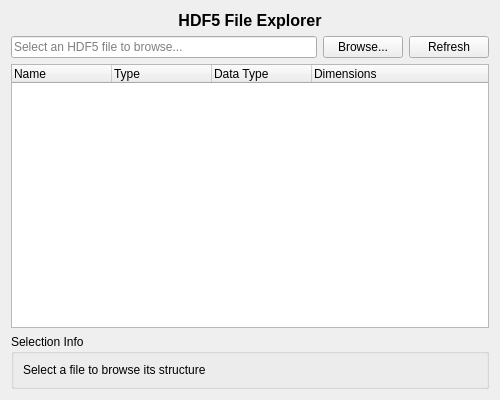
First picture: the form in src/WhiskerToolbox/HDF5Explorer_Widget/HDF5Explorer_Widget.ui, repository paulmthompson/WhiskerToolbox, before the edit.
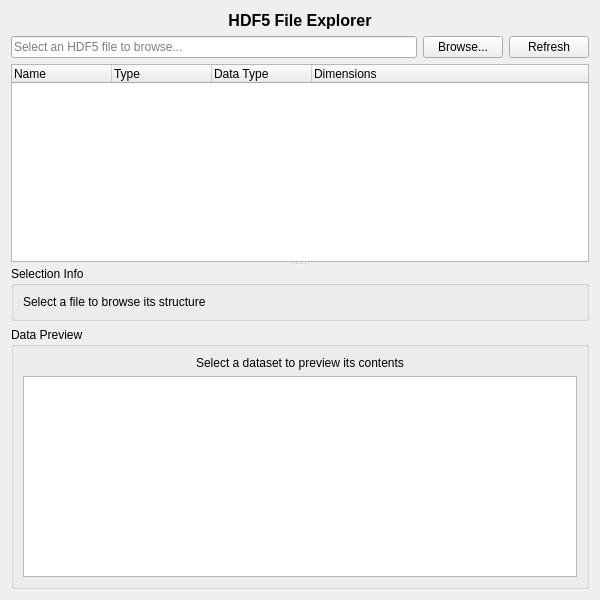
Second picture: the form after the edit.

Commit message: HDF5 explorer has lazy evaluated table for loading in data

```diff
--- a/src/WhiskerToolbox/HDF5Explorer_Widget/HDF5Explorer_Widget.ui
+++ b/src/WhiskerToolbox/HDF5Explorer_Widget/HDF5Explorer_Widget.ui
@@ -6,8 +6,8 @@
    <rect>
     <x>0</x>
     <y>0</y>
-    <width>500</width>
-    <height>400</height>
+    <width>600</width>
+    <height>600</height>
    </rect>
   </property>
   <property name="windowTitle">
@@ -65,6 +65,10 @@
     </layout>
    </item>
    <item>
+    <widget class="QSplitter" name="mainSplitter">
+     <property name="orientation">
+      <enum>Qt::Orientation::Vertical</enum>
+     </property>
     <widget class="QTreeWidget" name="treeWidget">
      <property name="alternatingRowColors">
       <bool>true</bool>
@@ -99,7 +103,20 @@
       </property>
      </column>
     </widget>
-   </item>
+     <widget class="QWidget" name="previewContainer">
+      <layout class="QVBoxLayout" name="previewLayout">
+       <property name="leftMargin">
+        <number>0</number>
+       </property>
+       <property name="topMargin">
+        <number>0</number>
+       </property>
+       <property name="rightMargin">
+        <number>0</number>
+       </property>
+       <property name="bottomMargin">
+        <number>0</number>
+       </property>
    <item>
     <widget class="QGroupBox" name="infoGroupBox">
      <property name="title">
@@ -123,6 +140,48 @@
        </widget>
       </item>
      </layout>
+        </widget>
+       </item>
+       <item>
+        <widget class="QGroupBox" name="previewGroupBox">
+         <property name="title">
+          <string>Data Preview</string>
+         </property>
+         <layout class="QVBoxLayout" name="previewGroupLayout">
+          <item>
+           <widget class="QLabel" name="previewStatusLabel">
+            <property name="text">
+             <string>Select a dataset to preview its contents</string>
+            </property>
+            <property name="alignment">
+             <set>Qt::AlignmentFlag::AlignCenter</set>
+            </property>
+           </widget>
+          </item>
+          <item>
+           <widget class="QTableView" name="previewTableView">
+            <property name="alternatingRowColors">
+             <bool>true</bool>
+            </property>
+            <property name="selectionMode">
+             <enum>QAbstractItemView::SelectionMode::SingleSelection</enum>
+            </property>
+            <property name="selectionBehavior">
+             <enum>QAbstractItemView::SelectionBehavior::SelectItems</enum>
+            </property>
+            <property name="showGrid">
+             <bool>true</bool>
+            </property>
+            <property name="minimumHeight">
+             <number>150</number>
+            </property>
+           </widget>
+          </item>
+         </layout>
+        </widget>
+       </item>
+      </layout>
+     </widget>
     </widget>
    </item>
   </layout>
```
Left out of the diff: 2 changed lines with no effect on the pictures. Lines whose indentation alone changed are shown as unchanged. The commit also changes 5 other files.
